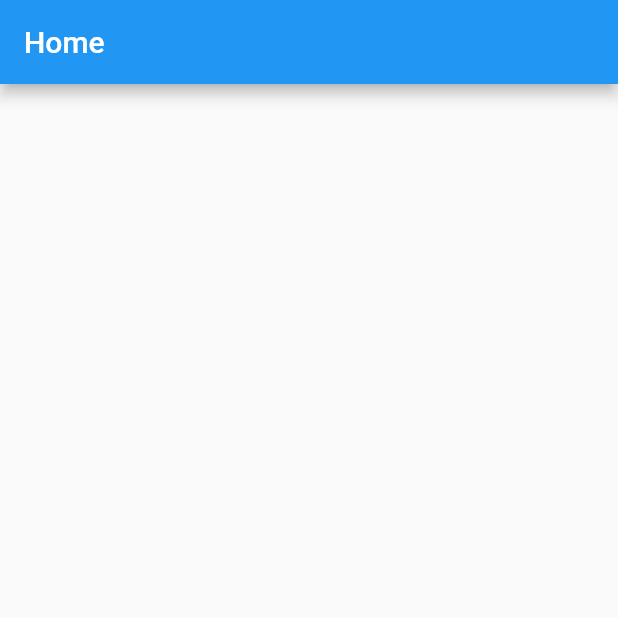
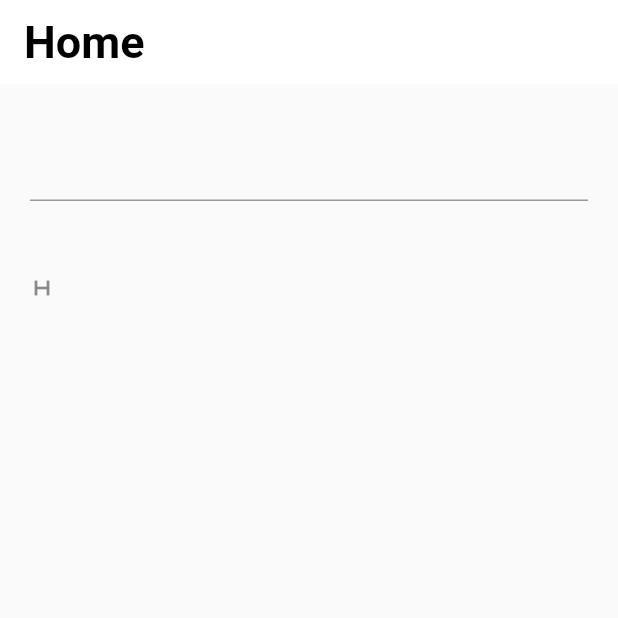
Before and after one commit to HaileMariamR/Movie_app, a Flutter app: the screen it shows after launch, on a phone screen of 412 x 824 dp, the top half of it. Run offline on Flutter 3.47's test engine with Material 2 defaults, Android fonts, the phone set to English and light mode, and no system bars.

Commit message:
working on search bar

```diff
--- a/lib/main.dart
+++ b/lib/main.dart
@@ -13,6 +13,9 @@ class MyApp extends StatelessWidget {
     return MaterialApp(
         debugShowCheckedModeBanner: false,
         title: "Movie App",
+        theme: ThemeData(
+          backgroundColor: Colors.white,
+        ),
         home: Homepage());
   }
 }
--- a/lib/screens/Homepage.dart
+++ b/lib/screens/Homepage.dart
@@ -1,15 +1,57 @@
 import 'package:flutter/material.dart';
+import 'package:movie_app/utilities/constants.dart';
 
 class Homepage extends StatelessWidget {
   const Homepage({Key? key}) : super(key: key);
 
   @override
   Widget build(BuildContext context) {
-    return SafeArea(
-      child: Scaffold(
-        appBar: AppBar(
-          title: Text("Home"),
+    return Scaffold(
+      appBar: AppBar(
+        backgroundColor: Colors.white,
+        elevation: 0,
+        title: Text(
+          "Home",
+          style: KappbarTextStyle,
         ),
+      ),
+      body: Body(),
+    );
+  }
+}
+
+class Body extends StatefulWidget {
+  const Body({Key? key}) : super(key: key);
+
+  @override
+  _BodyState createState() => _BodyState();
+}
+
+class _BodyState extends State<Body> {
+  @override
+  Widget build(BuildContext context) {
+    return Container(
+      child: Column(
+        crossAxisAlignment: CrossAxisAlignment.stretch,
+        mainAxisAlignment: MainAxisAlignment.spaceEvenly,
+        children: [
+          Padding(
+            padding: EdgeInsets.symmetric(vertical: 30, horizontal: 20),
+            child: Expanded(
+              child: TextField(),
+              flex: 1,
+            ),
+          ),
+          Expanded(
+              flex: 4,
+              child: ListView(
+                children: [
+                  ListTile(
+                    leading: Icon(Icons.h_mobiledata),
+                  )
+                ],
+              ))
+        ],
       ),
     );
   }
--- a/lib/utilities/constants.dart
+++ b/lib/utilities/constants.dart
@@ -1,20 +1,7 @@
 import 'package:flutter/material.dart';
 
-const kTempTextStyle = TextStyle(
-  fontFamily: 'Spartan MB',
-  fontSize: 100.0,
+const KappbarTextStyle = TextStyle(
+  fontSize: 30.0,
+  fontWeight: FontWeight.bold,
+  color: Colors.black,
 );
-
-const kMessageTextStyle = TextStyle(
-  fontFamily: 'Spartan MB',
-  fontSize: 60.0,
-);
-
-const kButtonTextStyle = TextStyle(
-  fontSize: 30.0,
-  fontFamily: 'Spartan MB',
-);
-
-const kConditionTextStyle = TextStyle(
-  fontSize: 100.0,
-);
```
